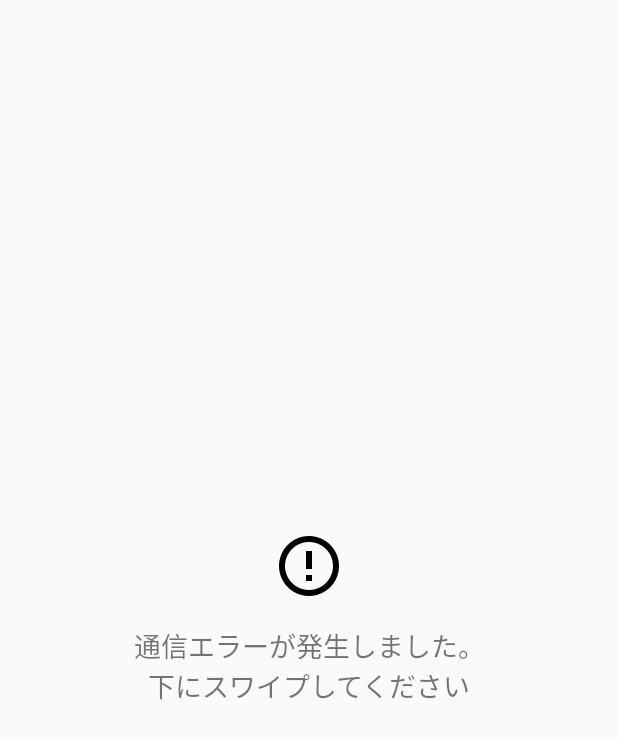
After one commit to ksugawara61/HatenaView, an Android app: the layout error_item.xml on its own in the app's theme, with its tools: preview values and no code run, on a phone screen of 412 x 824 dp. The commit adds this screen. Shown: the top 739 px of the screen. Run offline under Robolectric (Android 15) with nearby library versions, the phone set to English and light mode, and no system bars.

Commit message:
[add] エラー時のUIを実装

```diff
--- /dev/null
+++ b/app/src/main/res/layout/error_item.xml
@@ -0,0 +1,24 @@
+<?xml version="1.0" encoding="utf-8"?>
+<layout xmlns:android="http://schemas.android.com/apk/res/android" xmlns:app="http://schemas.android.com/apk/res-auto">
+
+    <android.support.constraint.ConstraintLayout
+            android:layout_width="match_parent"
+            android:layout_height="match_parent">
+
+        <TextView
+                android:id="@+id/error_message"
+                android:text="@string/error_message"
+                android:textSize="18sp"
+                android:gravity="center"
+                android:drawableTop="@drawable/ic_error_outline_black_48dp"
+                android:drawablePadding="@dimen/layout_padding_long"
+                android:layout_width="wrap_content"
+                android:layout_height="wrap_content"
+                app:layout_constraintTop_toTopOf="parent"
+                app:layout_constraintBottom_toBottomOf="parent"
+                app:layout_constraintStart_toStartOf="parent"
+                app:layout_constraintEnd_toEndOf="parent"/>
+
+    </android.support.constraint.ConstraintLayout>
+
+</layout>
--- a/app/src/main/res/values/strings.xml
+++ b/app/src/main/res/values/strings.xml
@@ -1,3 +1,4 @@
 <resources>
     <string name="app_name">HatenaView</string>
+    <string name="error_message">通信エラーが発生しました。\n下にスワイプしてください</string>
 </resources>
```
Also changed, not shown: app/src/main/res/layout/activity_main.xml (+0 -18 lines), app/src/main/res/layout/fragment_article_list.xml (+9 -0 lines), app/src/main/res/drawable-hdpi/ic_error_outline_black_48dp.png (added), app/src/main/res/drawable-mdpi/ic_error_outline_black_48dp.png (added), app/src/main/res/drawable-xhdpi/ic_error_outline_black_48dp.png (added), app/src/main/res/drawable-xxhdpi/ic_error_outline_black_48dp.png (added), app/src/main/res/drawable-xxxhdpi/ic_error_outline_black_48dp.png (added).
